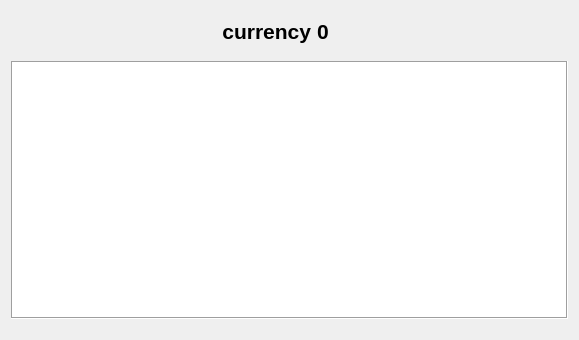
Qt form widget.ui (SnipeStudio/SnipeStudio_Budjet_manager) before a commit.
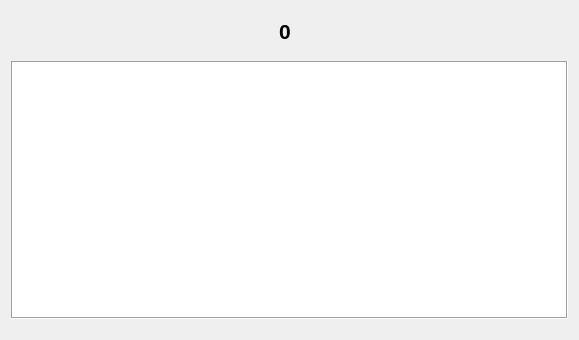
The same form after that commit. Icons and pictures are not drawn.

```diff
--- a/widget.ui
+++ b/widget.ui
@@ -214,7 +214,7 @@
             <number>0</number>
            </property>
            <property name="text">
-            <string>currency</string>
+            <string/>
            </property>
            <property name="alignment">
             <set>Qt::AlignRight|Qt::AlignTrailing|Qt::AlignVCenter</set>
```
